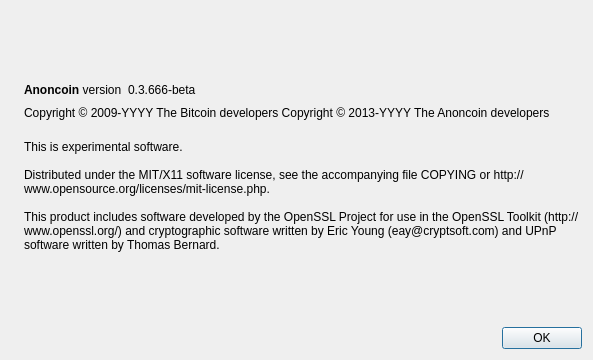
Qt form src/qt/forms/aboutdialog.ui (Anoncoin/anoncoin) before a commit.
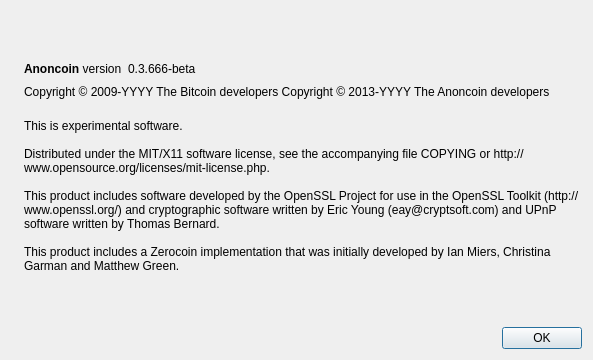
The same form after that commit. Icons and pictures are not drawn.

```diff
--- a/src/qt/forms/aboutdialog.ui
+++ b/src/qt/forms/aboutdialog.ui
@@ -113,7 +113,9 @@
 
 Distributed under the MIT/X11 software license, see the accompanying file COPYING or http://www.opensource.org/licenses/mit-license.php.
 
-This product includes software developed by the OpenSSL Project for use in the OpenSSL Toolkit (http://www.openssl.org/) and cryptographic software written by Eric Young (eay@cryptsoft.com) and UPnP software written by Thomas Bernard.</string>
+This product includes software developed by the OpenSSL Project for use in the OpenSSL Toolkit (http://www.openssl.org/) and cryptographic software written by Eric Young (eay@cryptsoft.com) and UPnP software written by Thomas Bernard.
+
+This product includes a Zerocoin implementation that was initially developed by Ian Miers, Christina Garman and Matthew Green.</string>
        </property>
        <property name="wordWrap">
         <bool>true</bool>
```
